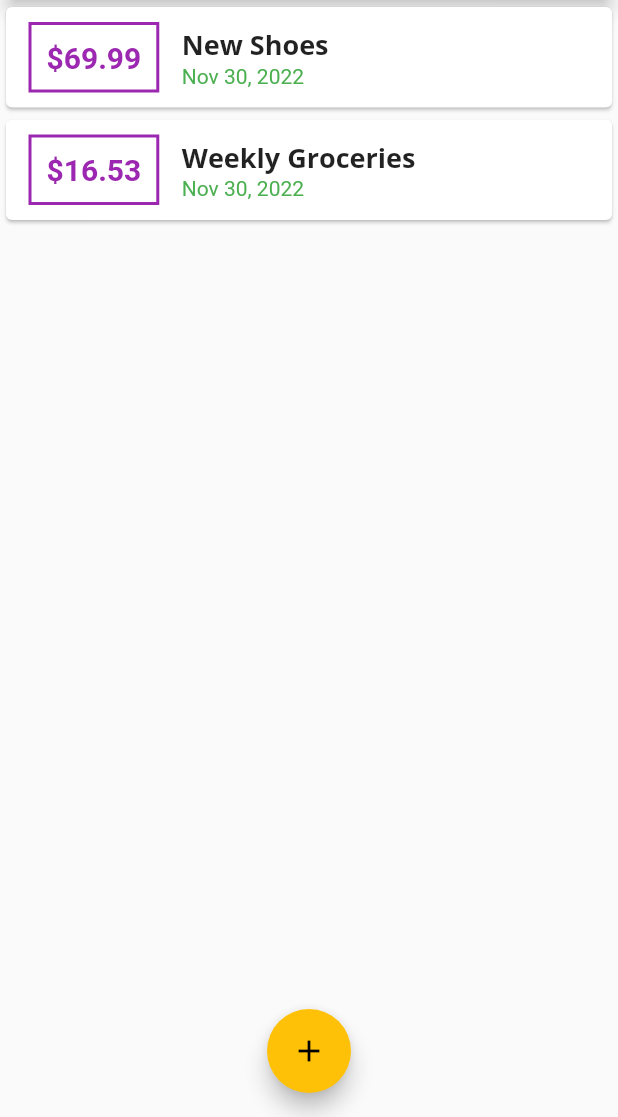
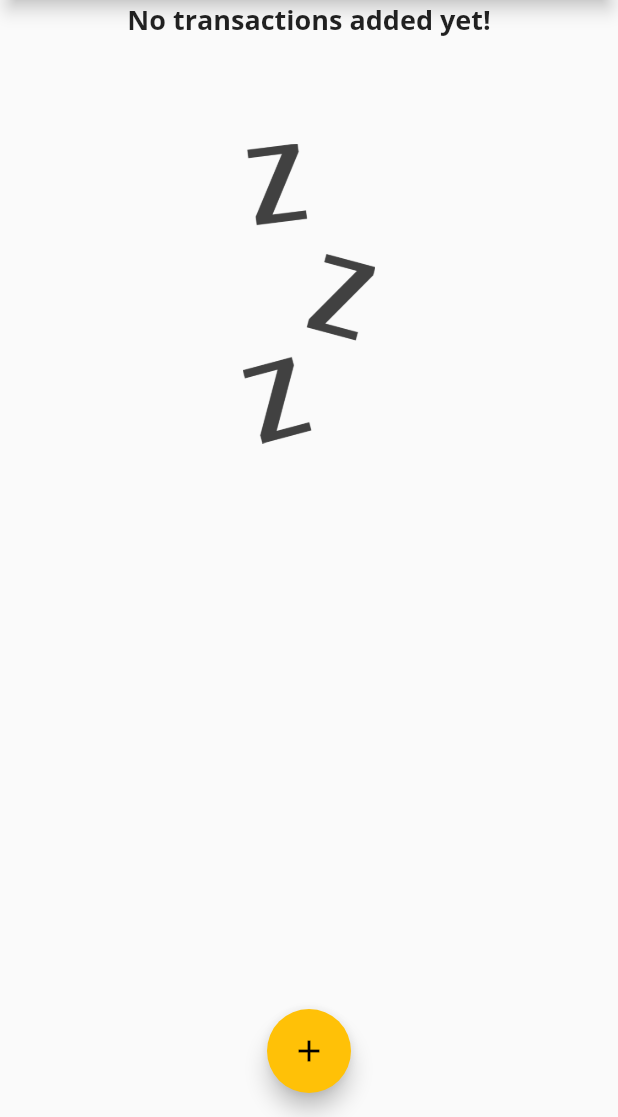
Before and after one commit to Alen87/Flutter, a Flutter app: the screen it shows after launch, on a phone screen of 412 x 824 dp, the part 119-1236 px from its top. Run offline on Flutter 3.47's test engine with Material 2 defaults, Android fonts, the phone set to English and light mode, and no system bars.

Commit message:
update_image,chart

```diff
--- a/projects/personal_expenses_app/lib/main.dart
+++ b/projects/personal_expenses_app/lib/main.dart
@@ -45,18 +45,18 @@ class _MyHomePageState extends State<MyHomePage> {
   // late String titleInput;
 
   final List<Transaction> _userTransaction = [
-    Transaction(
-      id: 't1',
-      title: 'New Shoes',
-      amount: 69.99,
-      date: DateTime.now(),
-    ),
-    Transaction(
-      id: 't2',
-      title: 'Weekly Groceries',
-      amount: 16.53,
-      date: DateTime.now(),
-    ),
+    // Transaction(
+    //   id: 't1',
+    //   title: 'New Shoes',
+    //   amount: 69.99,
+    //   date: DateTime.now(),
+    // ),
+    // Transaction(
+    //   id: 't2',
+    //   title: 'Weekly Groceries',
+    //   amount: 16.53,
+    //   date: DateTime.now(),
+    // ),
   ];
 
   void _addNewTransaction(String txTitle, double txAmount) {
--- a/projects/personal_expenses_app/lib/widgets/transaction_list.dart
+++ b/projects/personal_expenses_app/lib/widgets/transaction_list.dart
@@ -12,7 +12,26 @@ class TransactionList extends StatelessWidget {
   Widget build(BuildContext context) {
     return Container(
       height: 300,
-      child: ListView.builder(
+      child: transactions.isEmpty
+          ? Column(
+              children: <Widget>[
+                Text(
+                  'No transactions added yet!',
+                  style: Theme.of(context).textTheme.titleLarge,
+                ),
+                SizedBox(
+                  height: 70,
+                ),
+                Container(
+                  height: 200,
+                  child: Image.asset(
+                    'assets/images/waiting.png',
+                    fit: BoxFit.cover,
+                  ),
+                ),
+              ],
+            )
+          : ListView.builder(
               itemBuilder: (ctx, index) {
                 return Card(
                   child: Row(
--- a/projects/personal_expenses_app/pubspec.yaml
+++ b/projects/personal_expenses_app/pubspec.yaml
@@ -32,6 +32,11 @@ flutter:
 
   uses-material-design: true
 
+  assets:
+  - assets/images/waiting.png
+
+
+
   fonts:
     - family: OpenSans
       fonts:
```
Also changed, not shown: projects/personal_expenses_app/lib/widgets/chart.dart (added, +41 -0 lines), projects/personal_expenses_app/assets/images/waiting.png (added). Lines whose indentation alone changed are shown as unchanged.
